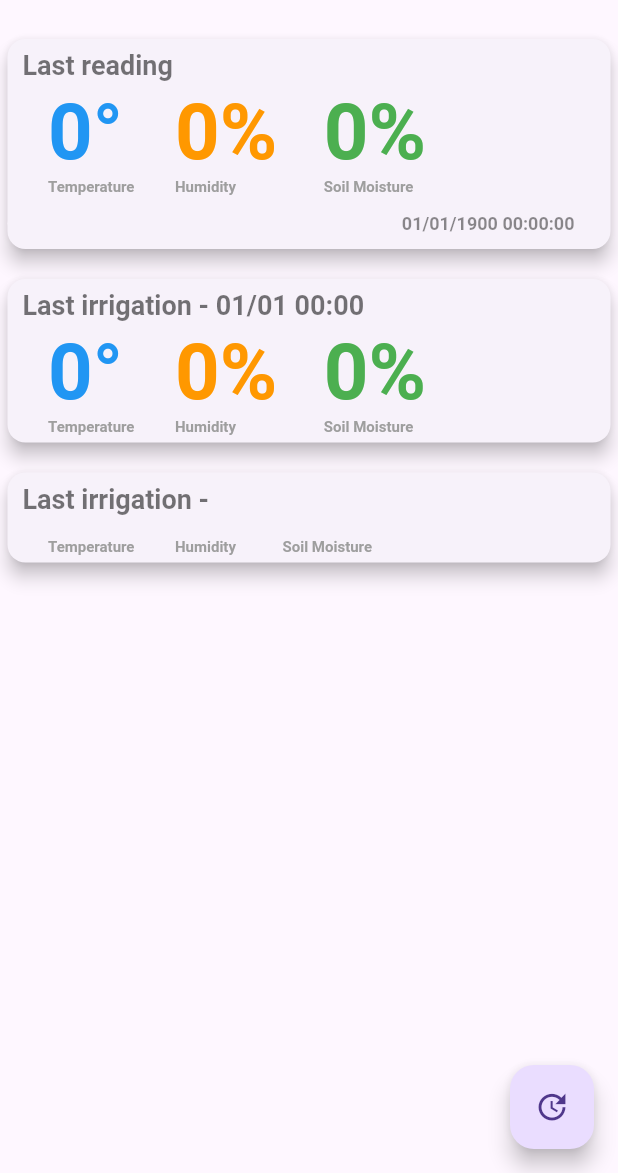
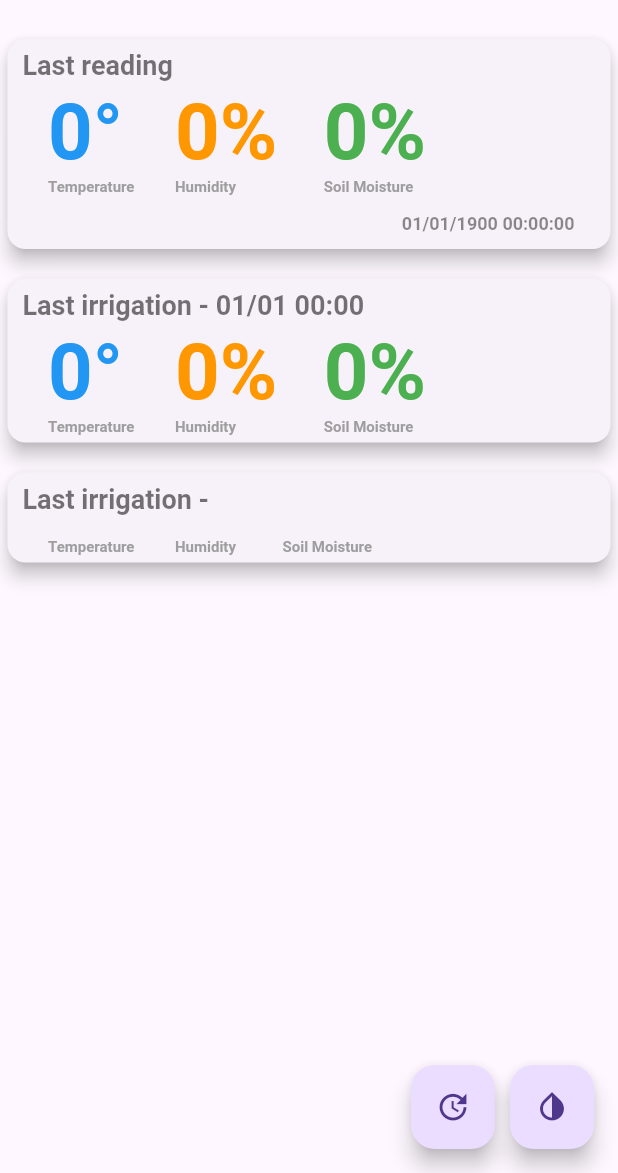
Before and after one commit to wandersonsantos01/robohorta_app, a Flutter app: the screen it shows after launch, after a tap on the "update" icon, on a phone screen of 412 x 824 dp, the part 63-1236 px from its top. Run offline on Flutter 3.47's test engine with Material 3 defaults, Android fonts, the phone set to English and light mode, and no system bars; our stand-ins replace flutter_dotenv, shared_preferences; missing offline and left inert: mongo_dart.

Commit message:
Feat - Adding irrigate button

```diff
--- a/lib/get_data.dart
+++ b/lib/get_data.dart
@@ -37,7 +37,7 @@ Future getData() async {
   } else if (dotenv.env['get_data_on'] == 'api') {
     try {
       var headers = {
-        'tk': dotenv.env['api_token']
+        'tk': dotenv.env['api_token']!
       };
 
       // LAST READING
--- a/lib/main.dart
+++ b/lib/main.dart
@@ -2,6 +2,7 @@ import 'package:flutter_dotenv/flutter_dotenv.dart';
 import 'package:flutter/material.dart';
 import 'package:intl/intl.dart';
 import 'get_data.dart';
+import 'processes.dart';
 
 void main() async {
   await dotenv.load(fileName: ".env");
@@ -369,11 +370,22 @@ class _MyHomePageState extends State<MyHomePage> {
           )],
         ),
       ),
-      floatingActionButton: FloatingActionButton(
-        onPressed: initState,
-        tooltip: 'Update',
-        child: Icon(Icons.update),
-      ), // This trailing comma makes auto-formatting nicer for build methods.
+      floatingActionButton: Row(
+        mainAxisAlignment: MainAxisAlignment.end, // Aligns buttons to the right
+        children: [
+          FloatingActionButton(
+            onPressed: initState,
+            tooltip: 'Update',
+            child: Icon(Icons.update),
+          ),
+          SizedBox(width: 10.0), // Adds a small spacing between buttons
+          FloatingActionButton(
+            onPressed: irrigate,
+            tooltip: 'Irrigate',
+            child: Icon(Icons.invert_colors), // You can change the icon here
+          ),
+        ],
+      ),
     );
   }
 }
--- a/pubspec.yaml
+++ b/pubspec.yaml
@@ -23,7 +23,7 @@ environment:
 dependencies:
   flutter:
     sdk: flutter
-  mongo_dart: "^0.4.0"
+  mongo_dart: ^0.10.3
   flutter_dotenv: "^5.0.0"
   shared_preferences: "^2.0.8"
   intl:
@@ -31,7 +31,7 @@ dependencies:
 
   # The following adds the Cupertino Icons font to your application.
   # Use with the CupertinoIcons class for iOS style icons.
-  cupertino_icons: ^0.1.3
+  cupertino_icons: ^1.0.8
 
 dev_dependencies:
   flutter_test:
```
Also changed, not shown: lib/processes.dart (added, +31 -0 lines), pubspec.lock, 7 other files.
